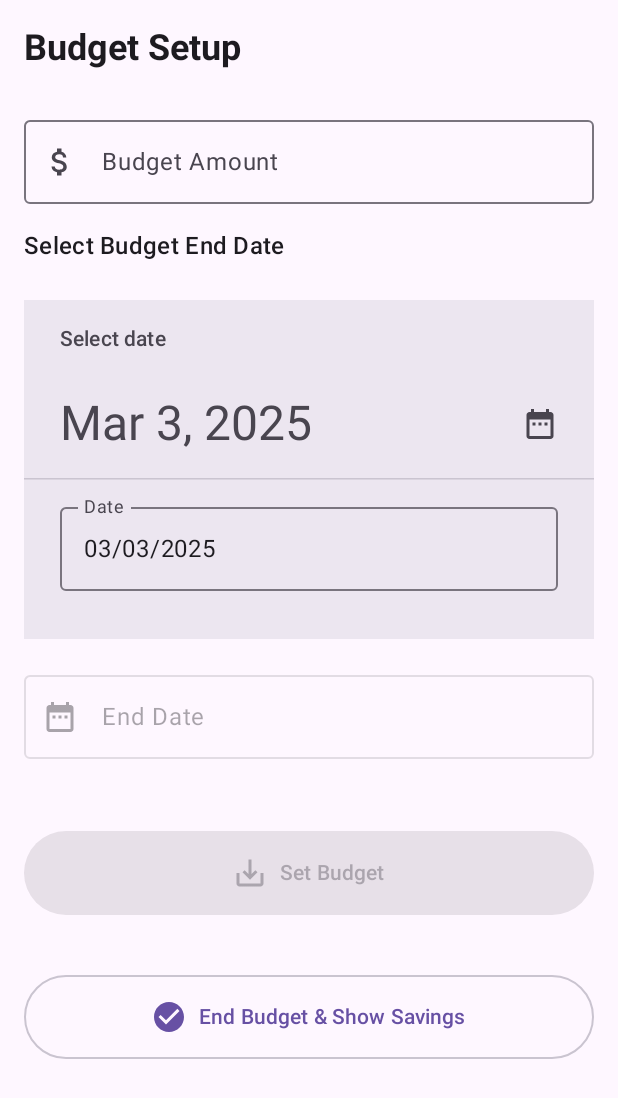
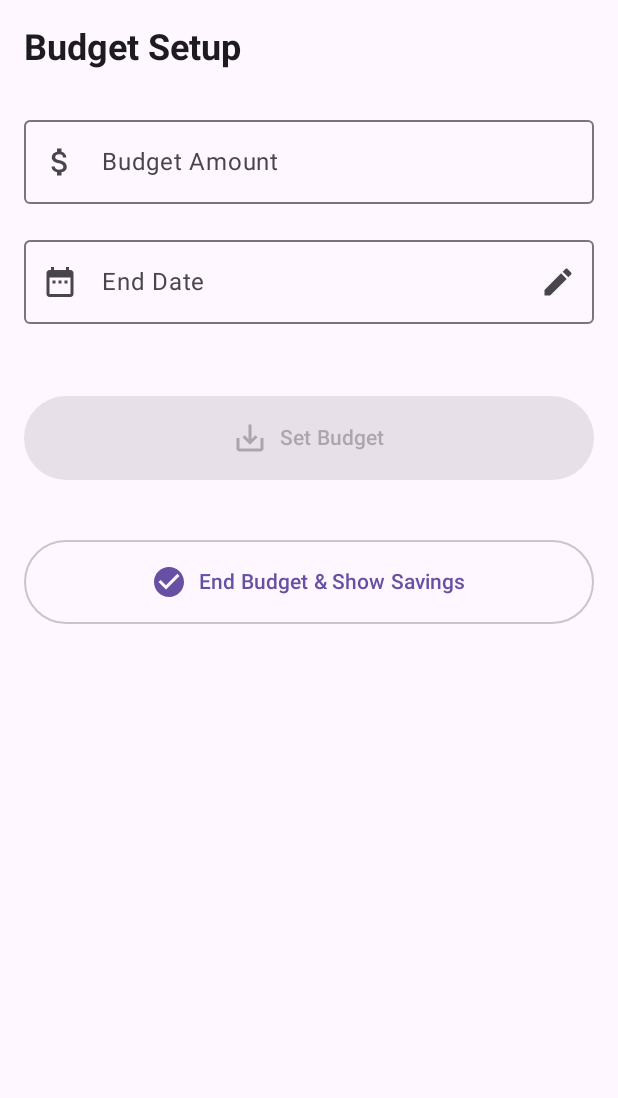
Before and after one commit to mausieliud/Teamp, an Android app built with Jetpack Compose: the composable BudgetSetupScreen called with empty values, after a tap on "End Budget & Show Savings", on a phone screen of 412 x 824 dp. Shown: the top 1098 px of the screen. Run offline under Robolectric (Android 15) with nearby library versions, the phone set to English and light mode, and no system bars; 1 other tap on this screen came first.

Commit message:
Updated Calendar to better Ui, Added end budget and viewsaving functionality

```diff
--- a/logic3/app/src/main/java/com/example/logic3/MainActivity.kt
+++ b/logic3/app/src/main/java/com/example/logic3/MainActivity.kt
@@ -1,3 +1,5 @@
+@file:OptIn(ExperimentalMaterial3Api::class)
+
 package com.example.logic3
 
 import android.os.Bundle
@@ -21,6 +23,7 @@ import java.time.format.DateTimeFormatter
 import androidx.compose.ui.platform.LocalContext
 import androidx.compose.material.icons.Icons
 import androidx.compose.material.icons.filled.*
+import androidx.compose.material3.DatePickerDialog
 import androidx.compose.material3.ExperimentalMaterial3Api
 import androidx.compose.material3.rememberDatePickerState
 import androidx.compose.ui.draw.clip
@@ -31,15 +34,9 @@ import androidx.compose.ui.text.input.ImeAction
 import androidx.compose.foundation.text.KeyboardOptions
 import androidx.compose.material3.SnackbarHost
 import androidx.compose.material3.SnackbarHostState
-import android.content.Context
-import android.database.Cursor
-import android.database.sqlite.SQLiteDatabase
-import android.database.sqlite.SQLiteOpenHelper
-import android.content.ContentValues
-import java.time.temporal.ChronoUnit
-import androidx.compose.material3.Typography
-import androidx.compose.material3.MaterialTheme
 import kotlinx.coroutines.launch
+import android.app.DatePickerDialog
+import java.util.*
 
 class MainActivity : ComponentActivity() {
     override fun onCreate(savedInstanceState: Bundle?) {
@@ -83,7 +80,7 @@ fun BudgetTrackerApp() {
 
     // Snackbar for user feedback
     val snackbarHostState = remember { SnackbarHostState() }
-    val coroutineScope = rememberCoroutineScope()
+    val coroutineScope = rememberCoroutineScope() // **Get a coroutine scope**
 
     // Parse budget summary and expense list
     val budgetSummary = remember(refreshTrigger) { tracker.getBudgetSummary().split("\n") }
@@ -100,7 +97,6 @@ fun BudgetTrackerApp() {
             Expense(0, description, amount, category, LocalDate.parse(date)) // ID is not parsed from string, assuming auto-increment by DB
         }
     }
-
 
     Scaffold(
         snackbarHost = { SnackbarHost(snackbarHostState) }, // Add SnackbarHost
@@ -160,7 +156,7 @@ fun BudgetTrackerApp() {
                             expenseCategory = ""
                             refreshData()
                             // Show Snackbar for confirmation
-                            coroutineScope.launch { // **Launch coroutine here**
+                            coroutineScope.launch{ // **Launch coroutine here**
                                 snackbarHostState.showSnackbar("Expense added successfully!")
                             }
                         } else {
@@ -170,33 +166,60 @@ fun BudgetTrackerApp() {
                         }
                     }
                 )
-                2 -> BudgetSetupScreen(
+                2 -> {
+                    // Create the date picker within the composable function call for the correct context
+                    val dateFormatter = DateTimeFormatter.ofPattern("yyyy-MM-dd")
+                    val formattedDate = selectedEndDate?.format(dateFormatter) ?: "Select Date"
+
+                    BudgetSetupScreen(
                         budgetAmount = budgetAmount,
                         onBudgetAmountChange = { budgetAmount = it },
-                    selectedEndDate = selectedEndDate, // Pass selectedEndDate state
-                    onEndDateChange = { selectedEndDate = it }, // Pass the new callback to update selectedEndDate
+                        selectedEndDate = selectedEndDate,
+                        displayDate = formattedDate,
+                        onShowDatePicker = {
+                            // Create the date picker on demand when the button is clicked
+                            val calendar = Calendar.getInstance()
+
+                            // Set the calendar to the selected date if one exists, otherwise use current date
+                            selectedEndDate?.let {
+                                calendar.set(it.year, it.monthValue - 1, it.dayOfMonth)
+                            }
+
+                            val datePickerDialog = DatePickerDialog(
+                                context,
+                                { _, year, month, dayOfMonth ->
+                                    selectedEndDate = LocalDate.of(year, month + 1, dayOfMonth)
+                                },
+                                calendar.get(Calendar.YEAR),
+                                calendar.get(Calendar.MONTH),
+                                calendar.get(Calendar.DAY_OF_MONTH)
+                            )
+
+                            datePickerDialog.show()
+                        },
                         onSetBudget = {
                             val amount = budgetAmount.toDoubleOrNull()
                             if (amount != null && selectedEndDate != null) {
                                 tracker.setBudget(amount, selectedEndDate!!)
                                 refreshData()
-                            coroutineScope.launch {
+                                coroutineScope.launch { // **Launch coroutine here**
                                     snackbarHostState.showSnackbar("Budget set successfully!")
                                 }
                             } else {
-                            coroutineScope.launch {
+                                coroutineScope.launch { // **Launch coroutine here**
                                     snackbarHostState.showSnackbar("Invalid budget amount or end date.")
                                 }
                             }
                         },
                         onEndBudget = {
                             val remainingAmount = tracker.getTotalRemainingBudget()
-                        coroutineScope.launch {
+                            coroutineScope.launch { // **Launch coroutine here**
                                 snackbarHostState.showSnackbar("Budget ended. You have $${"%.2f".format(remainingAmount)} remaining.")
                             }
                             refreshData()
                         }
                     )
+                }
                 3 -> ReportsScreen(expensesList)
             }
         }
@@ -456,13 +479,13 @@ fun AddExpenseScreen(
     }
 }
 
-@OptIn(ExperimentalMaterial3Api::class)
 @Composable
 fun BudgetSetupScreen(
     budgetAmount: String,
     onBudgetAmountChange: (String) -> Unit,
-    selectedEndDate: LocalDate?, // We will still need to hold the selected date, but it will be updated from the inline picker
-    onEndDateChange: (LocalDate?) -> Unit, // Callback to update the selectedEndDate in BudgetTrackerApp
+    selectedEndDate: LocalDate?,
+    displayDate: String,
+    onShowDatePicker: () -> Unit,
     onSetBudget: () -> Unit,
     onEndBudget: () -> Unit
 ) {
@@ -491,39 +514,31 @@ fun BudgetSetupScreen(
             )
         )
 
-        // Inline DatePicker
-        Text(
-            text = "Select Budget End Date",
-            style = MaterialTheme.typography.titleMedium,
-            modifier = Modifier.padding(bottom = 8.dp)
+        // Date selection field - modified to show formatted date and be more visibly clickable
+        OutlinedTextField(
+            value = displayDate,
+            onValueChange = { /* Readonly field, handled by date picker */ },
+            label = { Text("End Date") },
+            modifier = Modifier
+                .fillMaxWidth()
+                .clickable(onClick = onShowDatePicker),
+            leadingIcon = { Icon(Icons.Default.DateRange, contentDescription = "End Date") },
+            trailingIcon = {
+                Icon(
+                    Icons.Default.Edit,
+                    contentDescription = "Select Date",
+                    modifier = Modifier.clickable(onClick = onShowDatePicker)
                 )
-        val datePickerState = rememberDatePickerState(
-            initialSelectedDateMillis = selectedEndDate?.toEpochDay()?.let { it * 24 * 60 * 60 * 1000 } ?: System.currentTimeMillis() // Initialize with existing selectedEndDate or current time
+            },
+            readOnly = true,
+            colors = TextFieldDefaults.outlinedTextFieldColors(
+                disabledTextColor = LocalContentColor.current,
+                disabledBorderColor = MaterialTheme.colorScheme.outline,
+                disabledLeadingIconColor = MaterialTheme.colorScheme.onSurfaceVariant,
+                disabledTrailingIconColor = MaterialTheme.colorScheme.onSurfaceVariant,
+                disabledLabelColor = MaterialTheme.colorScheme.onSurfaceVariant
             )
-        DatePicker(
-            state = datePickerState,
-            modifier = Modifier.fillMaxWidth()
         )
-
-        // Update selectedEndDate when the date in DatePicker changes
-        LaunchedEffect(datePickerState.selectedDateMillis) {
-            datePickerState.selectedDateMillis?.let { millis ->
-                val localDate = LocalDate.ofEpochDay(millis / (24 * 60 * 60 * 1000))
-                onEndDateChange(localDate) // Update the selectedEndDate in BudgetTrackerApp
-            } ?: onEndDateChange(null) // If no date selected (shouldn't happen in DatePicker, but for safety)
-        }
-
-
-        OutlinedTextField(
-            value = selectedEndDate?.toString() ?: "", // Display selected date from state
-            onValueChange = { }, // Read-only, date is set by DatePicker
-            label = { Text("End Date") },
-            modifier = Modifier.fillMaxWidth(),
-            leadingIcon = { Icon(Icons.Default.DateRange, contentDescription = "End Date") },
-            readOnly = true,
-            enabled = false // Visually indicate it's set by the DatePicker and not directly editable
-        )
-
 
         Spacer(modifier = Modifier.height(16.dp))
 
```
Also changed, not shown: 4 other files. Lines whose indentation alone changed are shown as unchanged.
